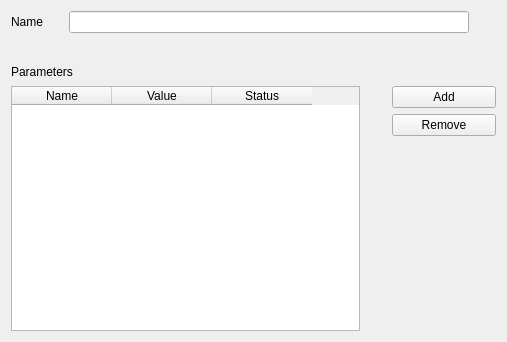
Old version of the form ndmanager/src/parameterlayout.ui in the repository neurosuite/ndmanager-plugins.
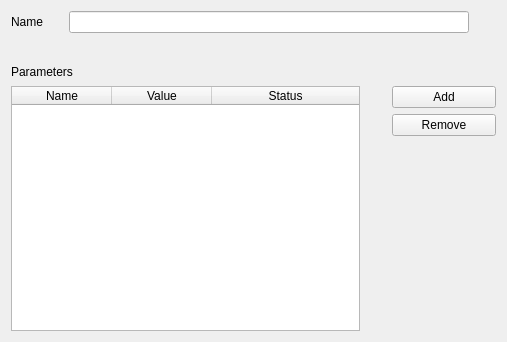
New version of the form.

```diff
--- a/ndmanager/src/parameterlayout.ui
+++ b/ndmanager/src/parameterlayout.ui
@@ -176,6 +176,9 @@
          <property name="columnCount">
           <number>3</number>
          </property>
+         <attribute name="horizontalHeaderStretchLastSection">
+          <bool>true</bool>
+         </attribute>
          <column>
           <property name="text">
            <string>Name</string>
```
